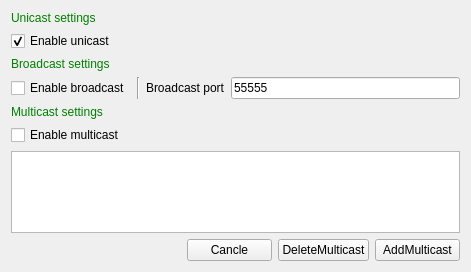
Old version of the form src/pages/udp/client/SAKUdpClientAdvanceSettingWidget.ui in the repository x-tools-author/x-tools.
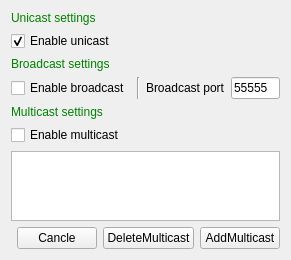
New version of the form.

Diff of the .ui file:
```diff
--- a/src/pages/udp/client/SAKUdpClientAdvanceSettingWidget.ui
+++ b/src/pages/udp/client/SAKUdpClientAdvanceSettingWidget.ui
@@ -6,8 +6,8 @@
    <rect>
     <x>0</x>
     <y>0</y>
-    <width>471</width>
-    <height>272</height>
+    <width>289</width>
+    <height>244</height>
    </rect>
   </property>
   <property name="windowTitle">
```
